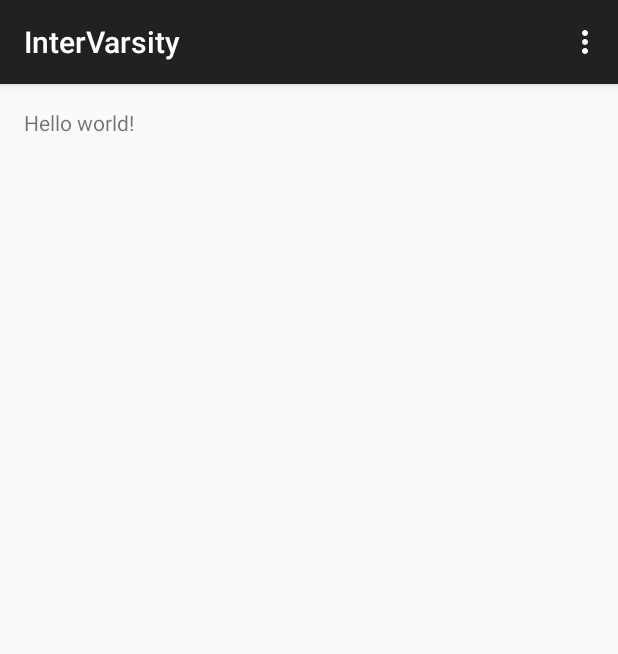
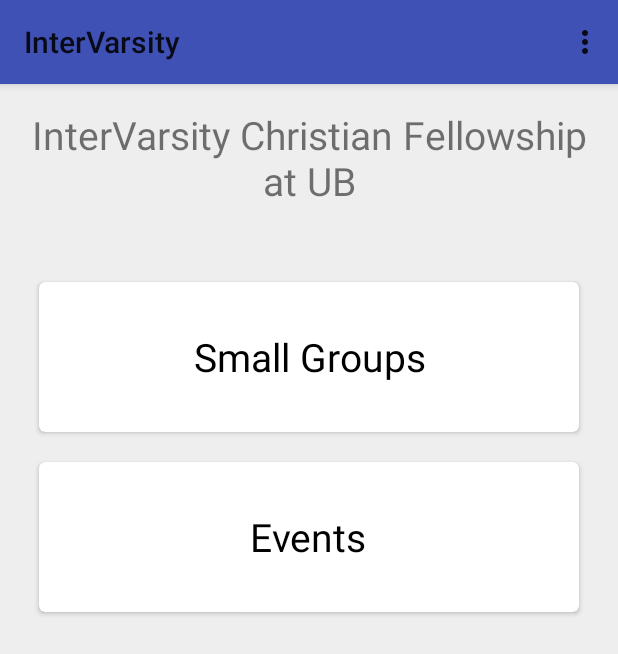
Before and after one commit to fireaxil/IntervaristyInformationTracker, an Android app: the screen it shows after launch (MainActivity), on a phone screen of 412 x 824 dp. Shown: the top 654 px of the screen. Run offline under Robolectric (Android 15) with nearby library versions, the phone set to English and light mode, and no system bars.

Commit message:
Initial commit to the repository. Also added a card and recycler view for the main page and started work on the layout.

```diff
--- a/com.combustible.chinchillas.intervarsity/build.gradle
+++ b/com.combustible.chinchillas.intervarsity/build.gradle
@@ -32,4 +32,6 @@ android {
 dependencies {
     compile fileTree(dir: 'libs', include: ['*.jar'])
     compile 'com.android.support:appcompat-v7:23.0.1'
+    compile 'com.android.support:cardview-v7:21.0.+'
+    compile 'com.android.support:recyclerview-v7:21.0.+'
 }
--- a/com.combustible.chinchillas.intervarsity/src/main/java/com/example/intervarsity/MainActivity.java
+++ b/com.combustible.chinchillas.intervarsity/src/main/java/com/example/intervarsity/MainActivity.java
@@ -1,18 +1,51 @@
 package com.example.intervarsity;
 
+import android.app.Activity;
 import android.support.v7.app.AppCompatActivity;
 import android.os.Bundle;
+import android.support.v7.widget.LinearLayoutManager;
+import android.support.v7.widget.RecyclerView;
+import android.util.Log;
 import android.view.Menu;
 import android.view.MenuItem;
+import android.view.MotionEvent;
+import android.view.View;
+import android.widget.TextView;
 
 import com.example.intervarsity.R;
 
-public class MainActivity extends AppCompatActivity {
+public class MainActivity extends Activity {
+
+    private RecyclerView recyclerView;
+    private RecyclerView.Adapter adapter;
+    private RecyclerView.LayoutManager layoutManager;
+    private String[] data = new String[2];
+    private TextView smallGroup;
+
 
     @Override
     protected void onCreate(Bundle savedInstanceState) {
         super.onCreate(savedInstanceState);
         setContentView(R.layout.activity_main);
+        data[0] = "Small Groups";
+        data[1] = "Events";
+        recyclerView = (RecyclerView) findViewById(R.id.my_recycler_view);
+
+        recyclerView.setHasFixedSize(true);
+
+        layoutManager = new LinearLayoutManager(this);
+        recyclerView.setLayoutManager(layoutManager);
+
+        adapter = new MyAdapter(data);
+        recyclerView.setAdapter(adapter);
+        smallGroup = (TextView) findViewById(R.id.textView);
+
+        recyclerView.addOnItemTouchListener(new RecyclerItemClickListener(this, new RecyclerItemClickListener.OnItemClickListener(){
+            @Override public void onItemClick(View view, int position){
+                Log.v("Hereish", "did that" + position);
+            }
+        }));
+
     }
 
     @Override
@@ -36,4 +69,6 @@ public class MainActivity extends AppCompatActivity {
 
         return super.onOptionsItemSelected(item);
     }
+
+
 }
--- /dev/null
+++ b/com.combustible.chinchillas.intervarsity/src/main/java/com/example/intervarsity/MyAdapter.java
@@ -0,0 +1,51 @@
+package com.example.intervarsity;
+
+import android.content.DialogInterface;
+import android.support.v7.widget.RecyclerView;
+import android.util.Log;
+import android.view.LayoutInflater;
+import android.view.View;
+import android.view.ViewGroup;
+import android.widget.TextView;
+
+import java.awt.font.TextAttribute;
+
+/**
+ * Created by Christian Koehler on 9/12/2015.
+ */
+public class MyAdapter extends RecyclerView.Adapter<MyAdapter.ViewHolder> {
+    private String[] dataSet;
+
+    public MyAdapter(String[] dataSet) {
+        this.dataSet = dataSet;
+    }
+
+    public static class ViewHolder extends RecyclerView.ViewHolder {
+        public TextView textView;
+        public ViewHolder(View v){
+            super(v);
+            textView = (TextView) v.findViewById(R.id.textView);
+        }
+
+    }
+
+    @Override
+    public MyAdapter.ViewHolder onCreateViewHolder(ViewGroup parent, int viewType) {
+        //Create new view
+        View v = LayoutInflater.from(parent.getContext())
+                .inflate(R.layout.text_row_item, parent, false);
+
+        ViewHolder vh = new ViewHolder(v);
+        return vh;
+    }
+
+    @Override
+    public void onBindViewHolder(MyAdapter.ViewHolder holder, int position) {
+        holder.textView.setText(dataSet[position]);
+    }
+
+    @Override
+    public int getItemCount() {
+        return dataSet.length;
+    }
+}
--- /dev/null
+++ b/com.combustible.chinchillas.intervarsity/src/main/java/com/example/intervarsity/RecyclerItemClickListener.java
@@ -0,0 +1,47 @@
+package com.example.intervarsity;
+
+import android.content.Context;
+import android.support.v7.widget.RecyclerView;
+import android.view.GestureDetector;
+import android.view.MotionEvent;
+import android.view.View;
+
+/**
+ * Created by Christian Koehler on 9/12/2015.
+ */
+public class RecyclerItemClickListener implements RecyclerView.OnItemTouchListener {
+    private OnItemClickListener mListener;
+
+    public interface OnItemClickListener {
+        public void onItemClick(View view, int position);
+    }
+
+    GestureDetector gestureDetector;
+
+
+    public RecyclerItemClickListener(Context context, OnItemClickListener onItemClickListener ) {
+        mListener = onItemClickListener;
+
+        gestureDetector = new GestureDetector(context, new GestureDetector.SimpleOnGestureListener() {
+           @Override public boolean onSingleTapUp(MotionEvent e){
+               return  true;
+           }
+        });
+    }
+
+
+    @Override
+    public boolean onInterceptTouchEvent(RecyclerView view, MotionEvent e) {
+        View childView = view.findChildViewUnder(e.getX(), e.getY());
+        if (childView != null && mListener != null && gestureDetector.onTouchEvent(e)) {
+            mListener.onItemClick(childView, view.getChildPosition(childView));
+            return true;
+        }
+        return false;
+    }
+
+    @Override
+    public void onTouchEvent(RecyclerView rv, MotionEvent e) {
+
+    }
+}
--- a/com.combustible.chinchillas.intervarsity/src/main/res/layout/activity_main.xml
+++ b/com.combustible.chinchillas.intervarsity/src/main/res/layout/activity_main.xml
@@ -1,11 +1,27 @@
-<RelativeLayout xmlns:android="http://schemas.android.com/apk/res/android"
+<LinearLayout xmlns:android="http://schemas.android.com/apk/res/android"
     xmlns:tools="http://schemas.android.com/tools" android:layout_width="match_parent"
     android:layout_height="match_parent" android:paddingLeft="@dimen/activity_horizontal_margin"
     android:paddingRight="@dimen/activity_horizontal_margin"
     android:paddingTop="@dimen/activity_vertical_margin"
-    android:paddingBottom="@dimen/activity_vertical_margin" tools:context=".MainActivity">
+    android:paddingBottom="@dimen/activity_vertical_margin" tools:context=".MainActivity"
+    android:orientation="vertical">
 
-    <TextView android:text="@string/hello_world" android:layout_width="wrap_content"
-        android:layout_height="wrap_content" />
+    <TextView android:text="@string/iv" android:layout_width="match_parent"
+    android:layout_height="wrap_content"
+    android:gravity="center"
+    android:layout_alignParentTop="true"
+    android:layout_centerHorizontal="true"
+    android:textSize="26sp"
+    android:paddingBottom="40dp"    />
 
-</RelativeLayout>
+    <android.support.v7.widget.RecyclerView
+        android:id="@+id/my_recycler_view"
+        android:scrollbars="vertical"
+        android:layout_width="match_parent"
+        android:layout_height="match_parent"/>
+
+
+
+
+
+</LinearLayout>
--- /dev/null
+++ b/com.combustible.chinchillas.intervarsity/src/main/res/layout/text_row_item.xml
@@ -0,0 +1,28 @@
+<?xml version="1.0" encoding="utf-8"?>
+<android.support.v7.widget.CardView xmlns:card_view="http://schemas.android.com/apk/res-auto"
+    xmlns:android="http://schemas.android.com/apk/res/android"
+    android:id="@+id/card_view"
+    android:layout_gravity="center"
+    android:layout_width="match_parent"
+    android:layout_height="100dp"
+    card_view:cardCornerRadius="4dp"
+    android:elevation="40dp"
+    android:layout_margin="10dp">
+
+        <RelativeLayout  android:layout_width="match_parent"
+            android:layout_height="match_parent">
+
+            <TextView
+                android:id="@+id/textView"
+                android:text="@string/element"
+                android:layout_width="wrap_content"
+                android:layout_height="wrap_content"
+                android:gravity="center"
+                android:textSize="26sp"
+                android:textColor="@color/black"
+                android:layout_centerVertical="true"
+                android:layout_centerHorizontal="true" />
+
+        </RelativeLayout>
+
+    </android.support.v7.widget.CardView>
--- /dev/null
+++ b/com.combustible.chinchillas.intervarsity/src/main/res/values-v21/styles.xml
@@ -0,0 +1,11 @@
+<?xml version="1.0" encoding="utf-8"?>
+<resources>
+    <!-- Base application theme. -->
+    <style name="AppTheme" parent="android:Theme.Material.Light">
+        <!-- Customize your theme here. -->
+        <item name="android:colorPrimary">@color/primary</item>
+        <item name="android:colorPrimaryDark">@color/primary_dark</item>
+        <item name="android:windowBackground">@color/background</item>
+        <!--<item name="android:colorAccent"></item>-->
+    </style>
+</resources>
--- /dev/null
+++ b/com.combustible.chinchillas.intervarsity/src/main/res/values/colors.xml
@@ -0,0 +1,13 @@
+<?xml version="1.0" encoding="utf-8"?>
+<resources>
+    <item name="primary" type="color">#3F51B5</item>
+    <item name="primary_dark" type="color">#303F9F</item>
+    <item name="background" type="color">#EEEEEE</item>
+    <item name="black" type="color">#000</item>
+
+    <integer-array name="androidcolors">
+        <item>@color/primary</item>
+        <item>@color/primary_dark</item>
+        <item>@color/black</item>
+    </integer-array>
+</resources>
--- a/com.combustible.chinchillas.intervarsity/src/main/res/values/strings.xml
+++ b/com.combustible.chinchillas.intervarsity/src/main/res/values/strings.xml
@@ -3,4 +3,7 @@
 
     <string name="hello_world">Hello world!</string>
     <string name="action_settings">Settings</string>
+    <string name="iv">InterVarsity Christian Fellowship at UB</string>
+    <string name="small_groups">Small Groups</string>
+    <string name="element">Element</string>
 </resources>
```
